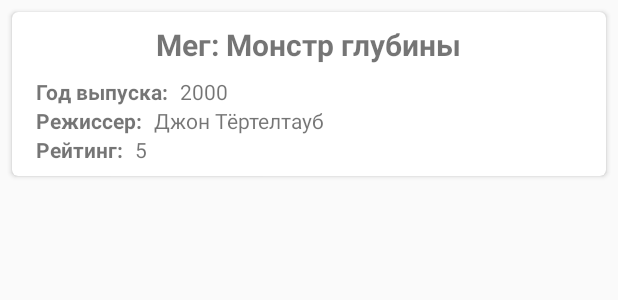
After one commit to alien190/Course04Task02, an Android app: the layout li_film_list.xml on its own in the app's theme, with its tools: preview values and no code run, on a phone screen of 412 x 824 dp. The commit adds this screen. Shown: the top 300 px of the screen. Run offline under Robolectric (Android 15) with nearby library versions, the phone set to English and light mode, and no system bars.

Commit message:
added adapter and holder for FilmList

```diff
--- /dev/null
+++ b/app/src/main/res/layout/li_film_list.xml
@@ -0,0 +1,88 @@
+<?xml version="1.0" encoding="utf-8"?>
+<android.support.v7.widget.CardView xmlns:android="http://schemas.android.com/apk/res/android"
+    xmlns:tools="http://schemas.android.com/tools"
+    android:layout_width="match_parent"
+    android:layout_height="wrap_content"
+    xmlns:app="http://schemas.android.com/apk/res-auto"
+    android:layout_margin="@dimen/margin"
+    app:cardCornerRadius="@dimen/cardCornerRadius">
+
+    <RelativeLayout
+        android:layout_width="match_parent"
+        android:layout_height="wrap_content"
+        android:layout_margin="@dimen/margin">
+
+        <TextView
+            android:id="@+id/tvName"
+            android:layout_width="wrap_content"
+            android:layout_height="wrap_content"
+            android:layout_centerHorizontal="true"
+            android:layout_marginBottom="@dimen/margin"
+            android:textSize="20sp"
+            android:textStyle="bold"
+            tools:text="Мег: Монстр глубины" />
+
+        <TextView
+            android:id="@+id/tvLabelYear"
+            android:layout_width="wrap_content"
+            android:layout_height="wrap_content"
+            android:layout_below="@+id/tvName"
+            android:layout_marginLeft="@dimen/margin"
+            android:layout_marginStart="@dimen/margin"
+            android:text="Год выпуска:"
+            android:textStyle="bold" />
+
+        <TextView
+            android:id="@+id/tvYear"
+            android:layout_width="wrap_content"
+            android:layout_height="wrap_content"
+            android:layout_alignBottom="@+id/tvLabelYear"
+            android:layout_marginLeft="@dimen/margin"
+            android:layout_marginStart="@dimen/margin"
+            android:layout_toEndOf="@+id/tvLabelYear"
+            android:layout_toRightOf="@+id/tvLabelYear"
+            tools:text="2000" />
+
+        <TextView
+            android:id="@+id/tvLabelDirector"
+            android:layout_width="wrap_content"
+            android:layout_height="wrap_content"
+            android:layout_below="@+id/tvLabelYear"
+            android:layout_marginLeft="@dimen/margin"
+            android:layout_marginStart="@dimen/margin"
+            android:text="Режиссер:"
+            android:textStyle="bold" />
+
+        <TextView
+            android:id="@+id/tvDirector"
+            android:layout_width="wrap_content"
+            android:layout_height="wrap_content"
+            android:layout_alignBottom="@+id/tvLabelDirector"
+            android:layout_marginLeft="@dimen/margin"
+            android:layout_marginStart="@dimen/margin"
+            android:layout_toEndOf="@+id/tvLabelDirector"
+            android:layout_toRightOf="@+id/tvLabelDirector"
+            tools:text="Джон Тёртелтауб" />
+
+        <TextView
+            android:layout_width="wrap_content"
+            android:layout_height="wrap_content"
+            android:layout_below="@+id/tvLabelDirector"
+            android:text="Рейтинг:"
+            android:textStyle="bold"
+            android:id="@+id/tvLabelRate"
+            android:layout_marginStart="@dimen/margin"
+            android:layout_marginLeft="@dimen/margin"/>
+
+        <TextView
+            android:id="@+id/tvRate"
+            android:layout_width="wrap_content"
+            android:layout_height="wrap_content"
+            tools:text="5"
+            android:layout_toRightOf="@+id/tvLabelRate"
+            android:layout_toEndOf="@+id/tvLabelRate"
+            android:layout_alignBottom="@+id/tvLabelRate"
+            android:layout_marginLeft="@dimen/margin"
+            android:layout_marginStart="@dimen/margin"/>
+    </RelativeLayout>
+</android.support.v7.widget.CardView>
--- /dev/null
+++ b/app/src/main/res/values/dimens.xml
@@ -0,0 +1,5 @@
+<?xml version="1.0" encoding="utf-8"?>
+<resources>
+    <dimen name="margin">8dp</dimen>
+    <dimen name="cardCornerRadius">4dp</dimen>
+</resources>
```
Also changed, not shown: app/build.gradle (+8 -3 lines), app/src/main/java/com/example/alien/course04task02/ui/filmList/FilmListAdapter.java (added, +48 -0 lines), app/src/main/java/com/example/alien/course04task02/ui/filmList/FilmListFragment.java (added, +46 -0 lines), app/src/main/java/com/example/alien/course04task02/ui/filmList/FilmListViewHolder.java (added, +53 -0 lines), app/src/main/java/com/example/alien/course04task02/utils/StringUtils.java (added, +9 -0 lines), app/src/main/res/layout/fr_film_list.xml (added, +12 -0 lines), app/src/main/res/layout/fr_main.xml (+14 -7 lines).
